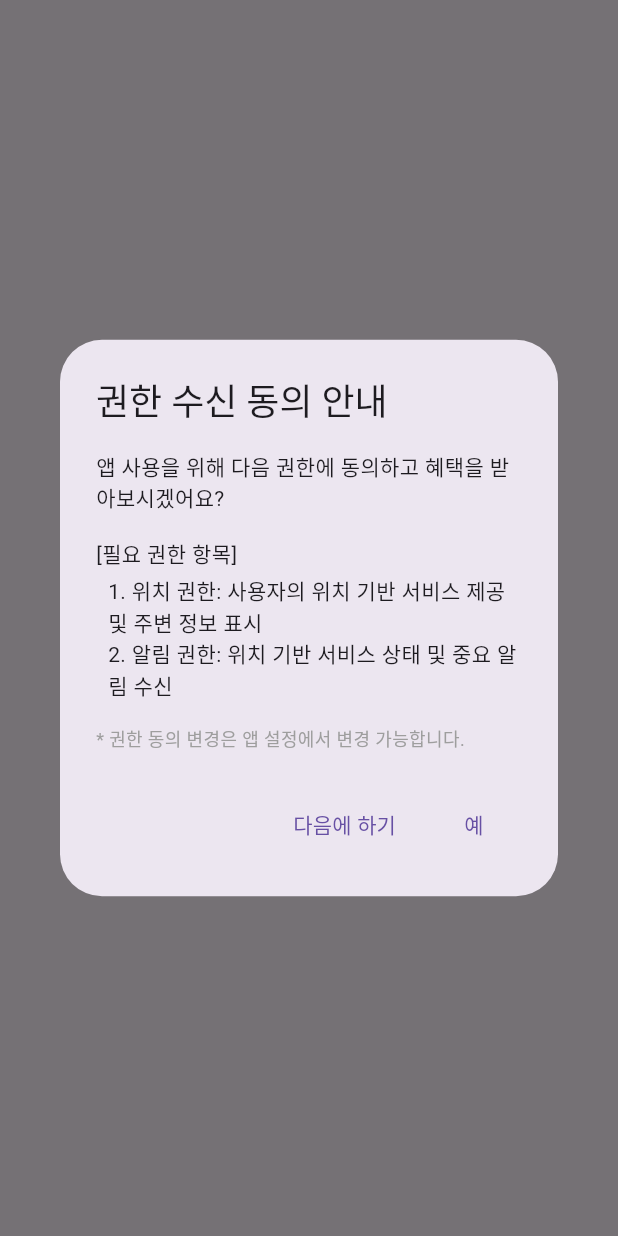
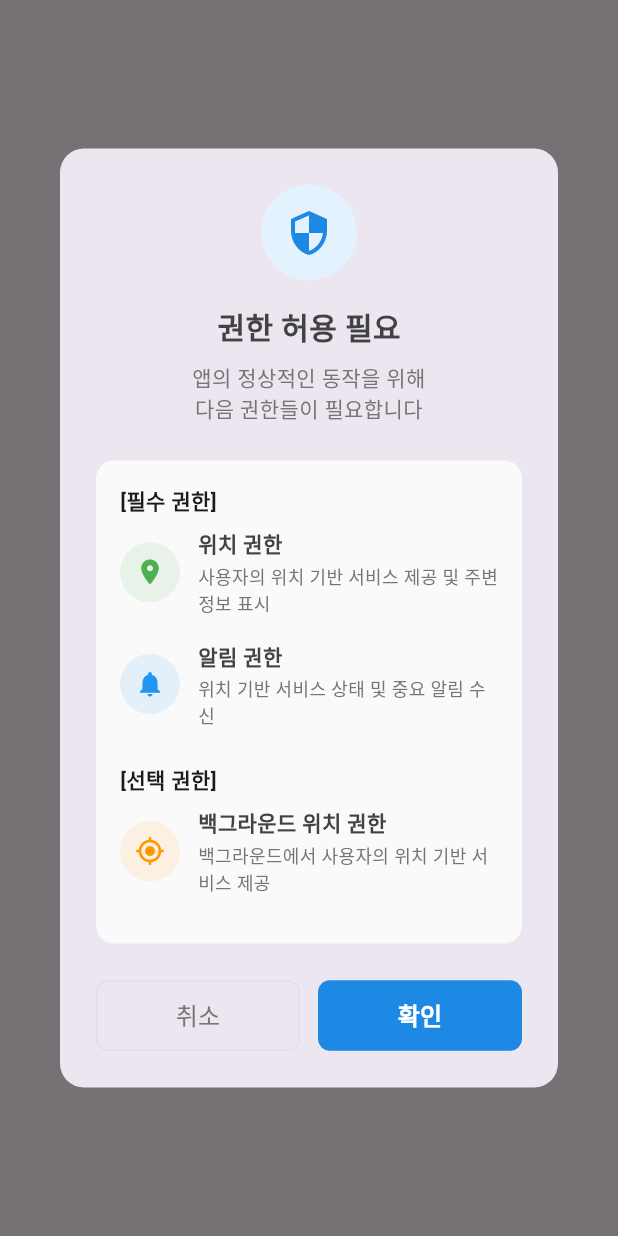
Before and after one commit to akaTEDDY/diary_ai, a Flutter app: what showPermissionDialog() shows on an empty page, opened directly, on a phone screen of 412 x 824 dp. Run offline on Flutter 3.47's test engine with Material 3 defaults, Android fonts, the phone set to English and light mode, and no system bars; our stand-ins replace hive, hive_flutter, image_picker, permission_handler, table_calendar; missing offline and left inert: common_utils_services; accounts and stored records are empty; generated files the repository leaves out were written again; statements that could not run were skipped.

Commit message:
권한 요청 다이얼로그 수정, 일기 리스트 정렬

```diff
--- a/diary_ai/lib/utils/permission_utils.dart
+++ b/diary_ai/lib/utils/permission_utils.dart
@@ -1,5 +1,6 @@
 import 'package:flutter/material.dart';
 import 'package:permission_handler/permission_handler.dart';
+import 'package:diary_ai/views/permission_dialog.dart';
 
 class PermissionInfo {
   final String name;
@@ -26,11 +27,16 @@ class PermissionUtils {
       name: '알림 권한',
       description: '위치 기반 서비스 상태 및 중요 알림 수신',
       permissionType: 'notification',
-      isRequired: false,
     ),
   ];
 
   static final List<PermissionInfo> optionalPermissions = [
+    const PermissionInfo(
+      name: '백그라운드 위치 권한',
+      description: '백그라운드에서 사용자의 위치 기반 서비스 제공',
+      permissionType: 'background_location',
+      isRequired: false,
+    ),
     // const PermissionInfo(
     //   name: '알림 권한',
     //   description: '위치 기반 서비스 상태 및 중요 알림 수신',
@@ -58,22 +64,31 @@ class PermissionUtils {
     return false;
   }
 
-  // 위치 권한 확인
+  // 위치, 알림, 백그라운드 위치 권한 확인
   static Future<bool> checkPermission() async {
     try {
-      final status = await Permission.location.status;
-      return status.isGranted;
+      final locationStatus = await Permission.location.status;
+      final notificationStatus = await Permission.notification.status;
+      final backgroundLocationStatus = await Permission.locationAlways.status;
+      return locationStatus.isGranted &&
+          notificationStatus.isGranted &&
+          backgroundLocationStatus.isGranted;
     } catch (e) {
       print('권한 확인 오류: $e');
       return false;
     }
   }
 
-  // 위치 권한 요청
+  // 위치, 알림, 백그라운드 위치 권한 요청
   static Future<bool> requestPermission() async {
     try {
-      final status = await Permission.location.request();
-      return status.isGranted;
+      final locationStatus = await Permission.location.request();
+      final notificationStatus = await Permission.notification.request();
+      final backgroundLocationStatus =
+          await Permission.locationAlways.request();
+      return locationStatus.isGranted &&
+          notificationStatus.isGranted &&
+          backgroundLocationStatus.isGranted;
     } catch (e) {
       print('권한 요청 오류: $e');
       return false;
@@ -82,75 +97,73 @@ class PermissionUtils {
 
   static Future<bool> showPermissionDialog(
     BuildContext context,
-    // showSettingsButton 매개변수는 더 이상 사용하지 않음
-    // bool showSettingsButton = true,
   ) async {
-    // 필수 및 선택 권한 목록을 결합
-    final targetPermissions = [...requiredPermissions, ...optionalPermissions];
+    // 필수 및 선택 권한 목록 분리
+    final requiredItems = requiredPermissions.map((p) {
+      IconData icon;
+      Color color;
+      switch (p.permissionType) {
+        case 'location':
+          icon = Icons.location_on;
+          color = Colors.green;
+          break;
+        case 'background_location':
+          icon = Icons.my_location;
+          color = Colors.orange;
+          break;
+        case 'notification':
+          icon = Icons.notifications;
+          color = Colors.blue;
+          break;
+        default:
+          icon = Icons.security;
+          color = Colors.grey;
+      }
+      return PermissionDialogItem(
+        icon: icon,
+        title: p.name,
+        description: p.description,
+        color: color,
+      );
+    }).toList();
+    final optionalItems = optionalPermissions.map((p) {
+      IconData icon;
+      Color color;
+      switch (p.permissionType) {
+        case 'location':
+          icon = Icons.location_on;
+          color = Colors.green;
+          break;
+        case 'background_location':
+          icon = Icons.my_location;
+          color = Colors.orange;
+          break;
+        case 'notification':
+          icon = Icons.notifications;
+          color = Colors.blue;
+          break;
+        default:
+          icon = Icons.security;
+          color = Colors.grey;
+      }
+      return PermissionDialogItem(
+        icon: icon,
+        title: p.name,
+        description: p.description,
+        color: color,
+      );
+    }).toList();
 
     final result = await showDialog<bool>(
       context: context,
       barrierDismissible: false,
-      builder: (BuildContext context) {
-        return AlertDialog(
-          // 이미지와 유사한 제목 적용
-          title: const Text('권한 수신 동의 안내'),
-          content: SingleChildScrollView(
-            child: Column(
-              mainAxisSize: MainAxisSize.min,
-              crossAxisAlignment: CrossAxisAlignment.start,
-              children: [
-                // 이미지와 유사한 설명 문구 추가
-                const Text('앱 사용을 위해 다음 권한에 동의하고 혜택을 받아보시겠어요?'),
-                const SizedBox(height: 16),
-                // 선택 권한 정보 (카운트는 동적으로 표시하지 않음)
-                // const Text('선택 권한'),
-                // const SizedBox(height: 8),
-
-                // 권한 목록 표시 (이미지의 [수신 항목]과 유사하게)
-                const Text('[필요 권한 항목]'),
-                const SizedBox(height: 4),
-                ...targetPermissions.asMap().entries.map((entry) {
-                  int index = entry.key;
-                  PermissionInfo permission = entry.value;
-                  return Padding(
-                    padding: const EdgeInsets.only(left: 8.0),
-                    child: Text(
-                      '${index + 1}. ${permission.name}: ${permission.description}',
-                    ),
-                  );
-                }),
-                const SizedBox(height: 16),
-
-                // 이미지 하단의 안내 문구 추가
-                const Text(
-                  '* 권한 동의 변경은 앱 설정에서 변경 가능합니다.',
-                  style: TextStyle(fontSize: 12, color: Colors.grey),
-                ),
-              ],
-            ),
-          ),
-          actions: [
-            // 이미지와 동일한 버튼 구성 및 문구 적용
-            TextButton(
-              onPressed: () {
-                Navigator.of(context).pop(false); // '다음에 하기'는 false 반환
-              },
-              child: const Text('다음에 하기'),
-            ),
-            TextButton(
-              onPressed: () {
-                Navigator.of(context).pop(true); // '예'는 true 반환
-              },
-              child: const Text('예'),
-            ),
-            // '자세히 보기' 또는 '설정으로 이동' 버튼은 필요시 추가
-            // 현재는 '다음에 하기' 선택 시 main.dart에서 설정 이동 옵션을 제공
-          ],
-        );
-      },
+      builder: (context) => PermissionDialog(
+        requiredItems: requiredItems,
+        optionalItems: optionalItems,
+        onConfirm: () => Navigator.of(context).pop(true),
+        onCancel: () => Navigator.of(context).pop(false),
+      ),
     );
-
-    return result ?? false; // 다이얼로그가 닫히면 false 반환
+    return result ?? false;
   }
 }
--- /dev/null
+++ b/diary_ai/lib/views/permission_dialog.dart
@@ -0,0 +1,228 @@
+import 'package:flutter/material.dart';
+
+class PermissionDialogItem {
+  final IconData icon;
+  final String title;
+  final String description;
+  final Color color;
+
+  PermissionDialogItem({
+    required this.icon,
+    required this.title,
+    required this.description,
+    required this.color,
+  });
+}
+
+class PermissionDialog extends StatelessWidget {
+  final VoidCallback onConfirm;
+  final VoidCallback? onCancel;
+  final List<PermissionDialogItem> requiredItems;
+  final List<PermissionDialogItem> optionalItems;
+
+  const PermissionDialog({
+    Key? key,
+    required this.onConfirm,
+    this.onCancel,
+    required this.requiredItems,
+    required this.optionalItems,
+  }) : super(key: key);
+
+  @override
+  Widget build(BuildContext context) {
+    return Dialog(
+      shape: RoundedRectangleBorder(
+        borderRadius: BorderRadius.circular(16),
+      ),
+      child: Container(
+        padding: const EdgeInsets.all(24),
+        child: Column(
+          mainAxisSize: MainAxisSize.min,
+          children: [
+            // 아이콘
+            Container(
+              width: 64,
+              height: 64,
+              decoration: BoxDecoration(
+                color: Colors.blue.shade50,
+                shape: BoxShape.circle,
+              ),
+              child: Icon(
+                Icons.security,
+                size: 32,
+                color: Colors.blue.shade600,
+              ),
+            ),
+            const SizedBox(height: 16),
+            // 제목
+            Text(
+              '권한 허용 필요',
+              style: TextStyle(
+                fontSize: 20,
+                fontWeight: FontWeight.bold,
+                color: Colors.grey.shade800,
+              ),
+            ),
+            const SizedBox(height: 8),
+            // 설명
+            Text(
+              '앱의 정상적인 동작을 위해\n다음 권한들이 필요합니다',
+              textAlign: TextAlign.center,
+              style: TextStyle(
+                fontSize: 14,
+                color: Colors.grey.shade600,
+                height: 1.4,
+              ),
+            ),
+            const SizedBox(height: 24),
+            // 권한 목록
+            Container(
+              padding: const EdgeInsets.all(16),
+              decoration: BoxDecoration(
+                color: Colors.grey.shade50,
+                borderRadius: BorderRadius.circular(12),
+              ),
+              child: Column(
+                crossAxisAlignment: CrossAxisAlignment.start,
+                children: [
+                  if (requiredItems.isNotEmpty) ...[
+                    const Text('[필수 권한]',
+                        style: TextStyle(fontWeight: FontWeight.bold)),
+                    const SizedBox(height: 8),
+                    ...requiredItems
+                        .map((item) => Padding(
+                              padding: const EdgeInsets.only(bottom: 16),
+                              child: _buildPermissionItem(
+                                icon: item.icon,
+                                title: item.title,
+                                description: item.description,
+                                color: item.color,
+                              ),
+                            ))
+                        .toList(),
+                  ],
+                  if (optionalItems.isNotEmpty) ...[
+                    const SizedBox(height: 8),
+                    const Text('[선택 권한]',
+                        style: TextStyle(fontWeight: FontWeight.bold)),
+                    const SizedBox(height: 8),
+                    ...optionalItems
+                        .map((item) => Padding(
+                              padding: const EdgeInsets.only(bottom: 16),
+                              child: _buildPermissionItem(
+                                icon: item.icon,
+                                title: item.title,
+                                description: item.description,
+                                color: item.color,
+                              ),
+                            ))
+                        .toList(),
+                  ],
+                ],
+              ),
+            ),
+            const SizedBox(height: 24),
+            // 버튼들
+            Row(
+              children: [
+                // 취소 버튼
+                Expanded(
+                  child: TextButton(
+                    onPressed: onCancel ?? () => Navigator.of(context).pop(),
+                    style: TextButton.styleFrom(
+                      padding: const EdgeInsets.symmetric(vertical: 12),
+                      shape: RoundedRectangleBorder(
+                        borderRadius: BorderRadius.circular(8),
+                        side: BorderSide(color: Colors.grey.shade300),
+                      ),
+                    ),
+                    child: Text(
+                      '취소',
+                      style: TextStyle(
+                        color: Colors.grey.shade600,
+                        fontSize: 16,
+                        fontWeight: FontWeight.w500,
+                      ),
+                    ),
+                  ),
+                ),
+                const SizedBox(width: 12),
+                // 확인 버튼
+                Expanded(
+                  child: ElevatedButton(
+                    onPressed: onConfirm,
+                    style: ElevatedButton.styleFrom(
+                      backgroundColor: Colors.blue.shade600,
+                      foregroundColor: Colors.white,
+                      padding: const EdgeInsets.symmetric(vertical: 12),
+                      shape: RoundedRectangleBorder(
+                        borderRadius: BorderRadius.circular(8),
+                      ),
+                      elevation: 0,
+                    ),
+                    child: const Text(
+                      '확인',
+                      style: TextStyle(
+                        fontSize: 16,
+                        fontWeight: FontWeight.w600,
+                      ),
+                    ),
+                  ),
+                ),
+              ],
+            ),
+          ],
+        ),
+      ),
+    );
+  }
+
+  Widget _buildPermissionItem({
+    required IconData icon,
+    required String title,
+    required String description,
+    required Color color,
+  }) {
+    return Row(
+      children: [
+        Container(
+          width: 40,
+          height: 40,
+          decoration: BoxDecoration(
+            color: color.withOpacity(0.1),
+            shape: BoxShape.circle,
+          ),
+          child: Icon(
+            icon,
+            size: 20,
+            color: color,
+          ),
+        ),
+        const SizedBox(width: 12),
+        Expanded(
+          child: Column(
+            crossAxisAlignment: CrossAxisAlignment.start,
+            children: [
+              Text(
+                title,
+                style: TextStyle(
+                  fontSize: 14,
+                  fontWeight: FontWeight.w600,
+                  color: Colors.grey.shade800,
+                ),
+              ),
+              const SizedBox(height: 2),
+              Text(
+                description,
+                style: TextStyle(
+                  fontSize: 12,
+                  color: Colors.grey.shade600,
+                ),
+              ),
+            ],
+          ),
+        ),
+      ],
+    );
+  }
+}
--- a/diary_ai/lib/views/tab_diary_list_page.dart
+++ b/diary_ai/lib/views/tab_diary_list_page.dart
@@ -303,12 +303,17 @@ class _TabDiaryListPageState extends State<TabDiaryListPage> {
                                 padding: EdgeInsets.symmetric(
                                     horizontal: 12, vertical: 10),
                                 child: ListView.separated(
+                                  // 최신 방문 순서로 정렬
                                   itemCount: entry.first.locationDiaries.length,
                                   separatorBuilder: (_, __) =>
                                       SizedBox(height: 10),
                                   itemBuilder: (context, entryIdx) {
-                                    final locDiary =
-                                        entry.first.locationDiaries[entryIdx];
+                                    final sortedLocDiaries =
+                                        List<LocDiaryEntry>.from(
+                                            entry.first.locationDiaries)
+                                          ..sort((a, b) => b.createdAt
+                                              .compareTo(a.createdAt));
+                                    final locDiary = sortedLocDiaries[entryIdx];
                                     final location = locDiary.location;
                                     final place = (location as dynamic).place
                                         as Map<String, dynamic>?;
--- a/diary_ai/lib/views/tab_diary_write_page.dart
+++ b/diary_ai/lib/views/tab_diary_write_page.dart
@@ -1,3 +1,4 @@
+import 'package:diary_ai/provider/diary_provider.dart';
 import 'package:diary_ai/provider/location_diary_provider.dart';
 import 'package:flutter/material.dart';
 import 'dart:io';
@@ -94,7 +95,8 @@ class _TabDiaryWritePageState extends State<TabDiaryWritePage> {
         _selectedIds.clear();
       });
 
-      await provider.loadLocDiaries();
+      await provider.loadLocDiaries(); // 위치 일기 provider 갱신
+      context.read<DiaryProvider>().loadDiaries(); // 일기 provider 갱신
 
       ScaffoldMessenger.of(context).showSnackBar(
         SnackBar(content: Text('오늘의 일기가 저장되었습니다.')),
```
